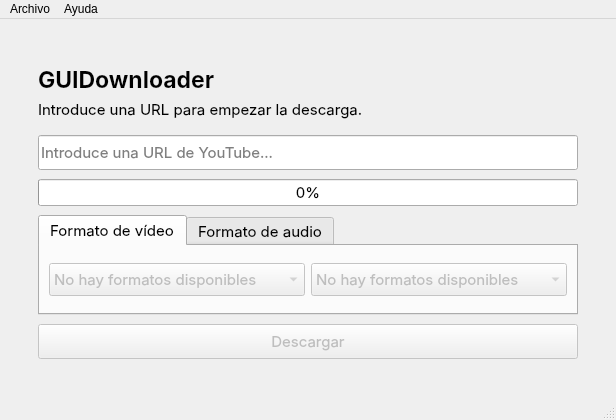
Above: app/ui/MainWindow.ui from caicesardev/GUIDownloader before the change. Below: the same form after it.
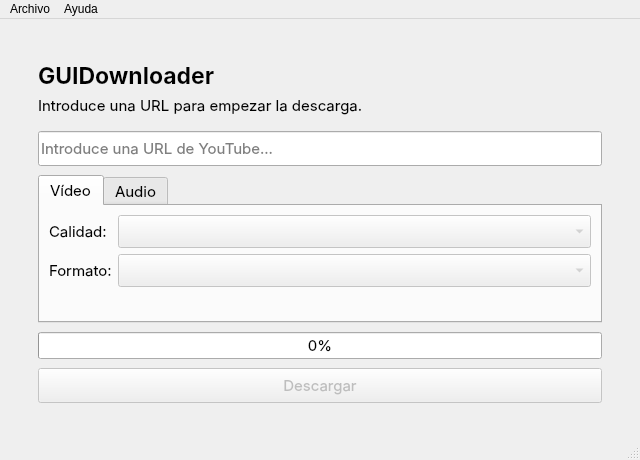
That is the form after the change. Icons and pictures are not drawn.

Commit message: Fix download bugs, list available formats and update dependencies

```diff
--- a/app/ui/MainWindow.ui
+++ b/app/ui/MainWindow.ui
@@ -6,8 +6,8 @@
    <rect>
     <x>0</x>
     <y>0</y>
-    <width>616</width>
-    <height>420</height>
+    <width>640</width>
+    <height>460</height>
    </rect>
   </property>
   <property name="windowTitle">
@@ -93,6 +93,9 @@
             <property name="text">
              <string>Introduce una URL para empezar la descarga.</string>
             </property>
+            <property name="wordWrap">
+             <bool>true</bool>
+            </property>
            </widget>
           </item>
          </layout>
@@ -143,13 +146,6 @@
             </property>
            </widget>
           </item>
-          <item>
-           <widget class="QProgressBar" name="progress_bar">
-            <property name="value">
-             <number>0</number>
-            </property>
-           </widget>
-          </item>
           <item>
            <widget class="QTabWidget" name="tab_widget">
             <property name="sizePolicy">
@@ -161,7 +157,7 @@
             <property name="minimumSize">
              <size>
               <width>0</width>
-              <height>100</height>
+              <height>130</height>
              </size>
             </property>
             <property name="font">
@@ -175,36 +171,22 @@
             <property name="currentIndex">
              <number>0</number>
             </property>
-            <property name="movable">
-             <bool>true</bool>
-            </property>
             <widget class="QWidget" name="video_tab">
              <attribute name="title">
-              <string>Formato de vídeo</string>
+              <string>Vídeo</string>
              </attribute>
-             <layout class="QHBoxLayout" name="horizontalLayout">
-              <item>
-               <widget class="QComboBox" name="combo_video_format">
-                <property name="enabled">
-                 <bool>false</bool>
+             <layout class="QFormLayout" name="video_form_layout">
+              <property name="fieldGrowthPolicy">
+               <enum>QFormLayout::FieldGrowthPolicy::AllNonFixedFieldsGrow</enum>
+              </property>
+              <item row="0" column="0">
+               <widget class="QLabel" name="lbl_video_quality">
+                <property name="text">
+                 <string>Calidad:</string>
                 </property>
-                <property name="minimumSize">
-                 <size>
-                  <width>0</width>
-                  <height>33</height>
-                 </size>
-                </property>
-                <property name="cursor">
-                 <cursorShape>PointingHandCursor</cursorShape>
-                </property>
-                <item>
-                 <property name="text">
-                  <string>No hay formatos disponibles</string>
-                 </property>
-                </item>
                </widget>
               </item>
-              <item>
+              <item row="0" column="1">
                <widget class="QComboBox" name="combo_video_quality">
                 <property name="enabled">
                  <bool>false</bool>
@@ -218,42 +200,61 @@
                 <property name="cursor">
                  <cursorShape>PointingHandCursor</cursorShape>
                 </property>
-                <item>
-                 <property name="text">
-                  <string>No hay formatos disponibles</string>
-                 </property>
-                </item>
+                <property name="toolTip">
+                 <string>Pista de vídeo disponible en YouTube</string>
+                </property>
+                <property name="placeholderText">
+                 <string>No hay formatos disponibles</string>
+                </property>
+               </widget>
+              </item>
+              <item row="1" column="0">
+               <widget class="QLabel" name="lbl_video_format">
+                <property name="text">
+                 <string>Formato:</string>
+                </property>
+               </widget>
+              </item>
+              <item row="1" column="1">
+               <widget class="QComboBox" name="combo_video_format">
+                <property name="enabled">
+                 <bool>false</bool>
+                </property>
+                <property name="minimumSize">
+                 <size>
+                  <width>0</width>
+                  <height>33</height>
+                 </size>
+                </property>
+                <property name="cursor">
+                 <cursorShape>PointingHandCursor</cursorShape>
+                </property>
+                <property name="toolTip">
+                 <string>Contenedor del archivo final</string>
+                </property>
+                <property name="placeholderText">
+                 <string>No hay formatos disponibles</string>
+                </property>
                </widget>
               </item>
              </layout>
             </widget>
             <widget class="QWidget" name="audio_tab">
              <attribute name="title">
-              <string>Formato de audio</string>
+              <string>Audio</string>
              </attribute>
-             <layout class="QHBoxLayout" name="horizontalLayout_2">
-              <item>
-               <widget class="QComboBox" name="combo_audio_format">
-                <property name="enabled">
-                 <bool>false</bool>
+             <layout class="QFormLayout" name="audio_form_layout">
+              <property name="fieldGrowthPolicy">
+               <enum>QFormLayout::FieldGrowthPolicy::AllNonFixedFieldsGrow</enum>
+              </property>
+              <item row="0" column="0">
+               <widget class="QLabel" name="lbl_audio_quality">
+                <property name="text">
+                 <string>Calidad:</string>
                 </property>
-                <property name="minimumSize">
-                 <size>
-                  <width>0</width>
-                  <height>33</height>
-                 </size>
-                </property>
-                <property name="cursor">
-                 <cursorShape>PointingHandCursor</cursorShape>
-                </property>
-                <item>
-                 <property name="text">
-                  <string>No hay formatos disponibles</string>
-                 </property>
-                </item>
                </widget>
               </item>
-              <item>
+              <item row="0" column="1">
                <widget class="QComboBox" name="combo_audio_quality">
                 <property name="enabled">
                  <bool>false</bool>
@@ -267,17 +268,54 @@
                 <property name="cursor">
                  <cursorShape>PointingHandCursor</cursorShape>
                 </property>
-                <item>
-                 <property name="text">
-                  <string>No hay formatos disponibles</string>
-                 </property>
-                </item>
+                <property name="toolTip">
+                 <string>Pista de audio disponible en YouTube</string>
+                </property>
+                <property name="placeholderText">
+                 <string>No hay formatos disponibles</string>
+                </property>
+               </widget>
+              </item>
+              <item row="1" column="0">
+               <widget class="QLabel" name="lbl_audio_format">
+                <property name="text">
+                 <string>Formato:</string>
+                </property>
+               </widget>
+              </item>
+              <item row="1" column="1">
+               <widget class="QComboBox" name="combo_audio_format">
+                <property name="enabled">
+                 <bool>false</bool>
+                </property>
+                <property name="minimumSize">
+                 <size>
+                  <width>0</width>
+                  <height>33</height>
+                 </size>
+                </property>
+                <property name="cursor">
+                 <cursorShape>PointingHandCursor</cursorShape>
+                </property>
+                <property name="toolTip">
+                 <string>Formato del archivo de audio final</string>
+                </property>
+                <property name="placeholderText">
+                 <string>No hay formatos disponibles</string>
+                </property>
                </widget>
               </item>
              </layout>
             </widget>
            </widget>
           </item>
+          <item>
+           <widget class="QProgressBar" name="progress_bar">
+            <property name="value">
+             <number>0</number>
+            </property>
+           </widget>
+          </item>
           <item>
            <widget class="QPushButton" name="download_button">
             <property name="enabled">
```
The commit also changes 35 other files.
